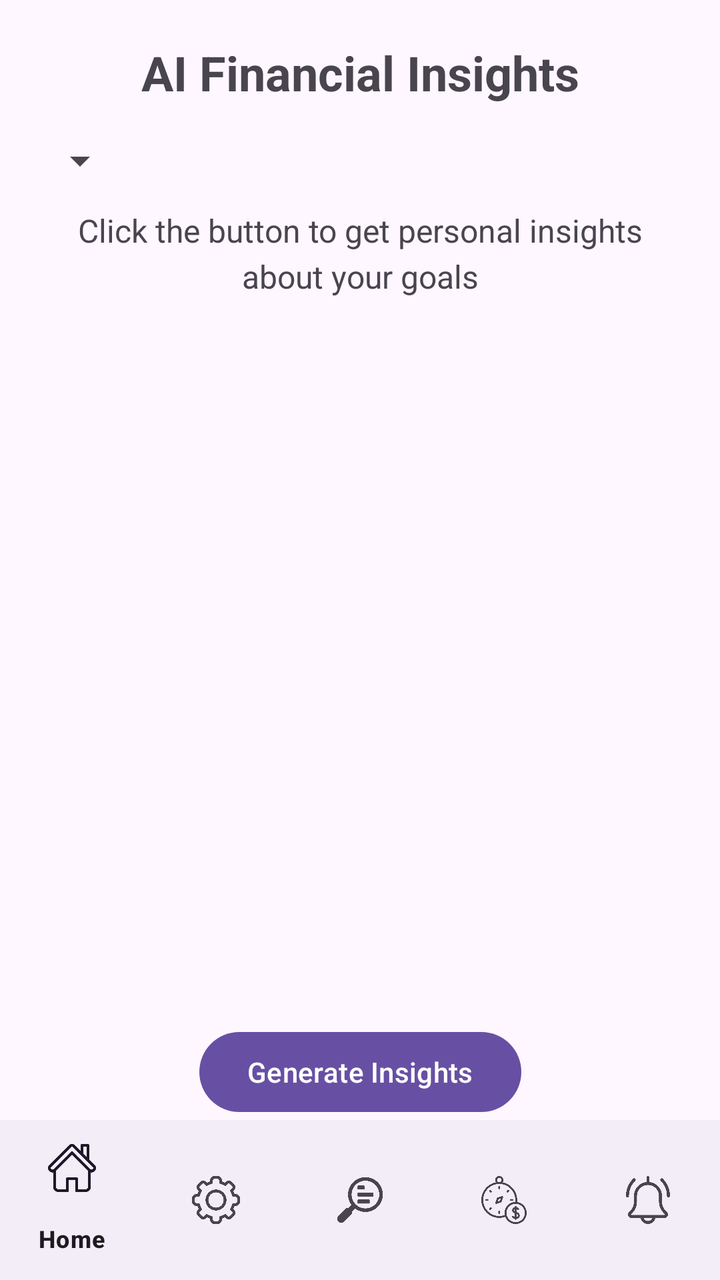
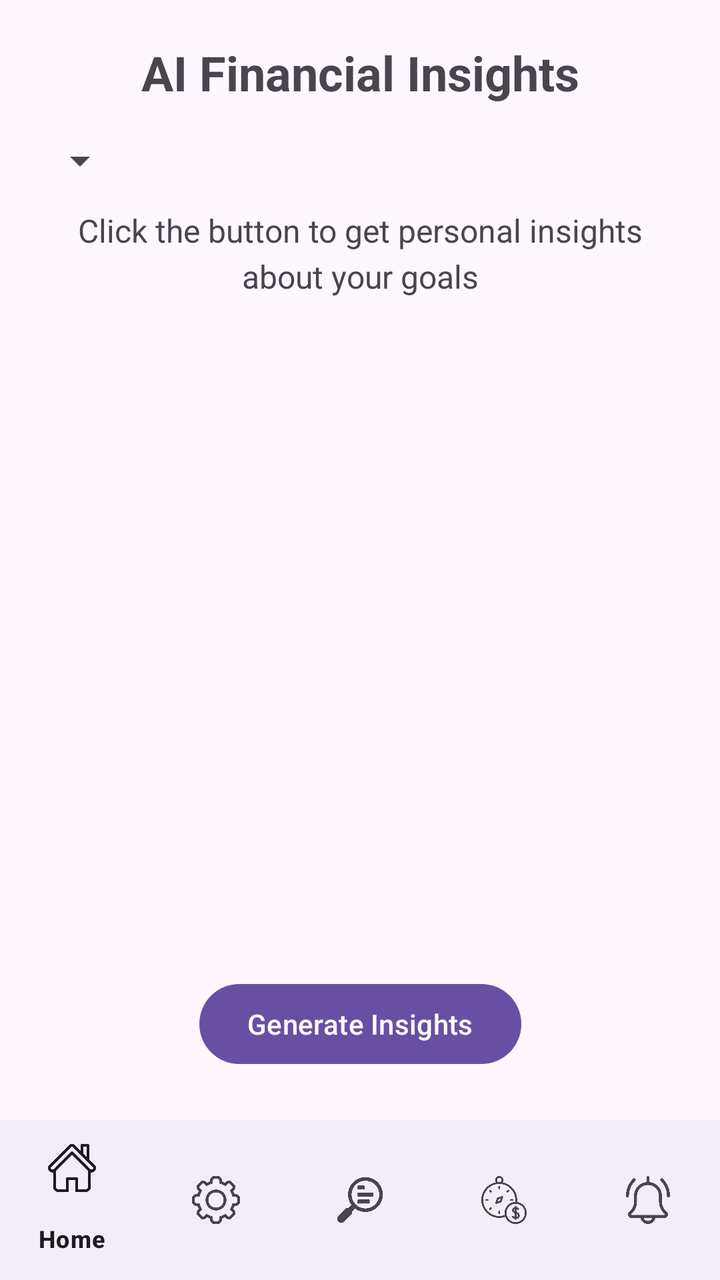

An Android layout rendered at two revisions. The XML below is the earlier revision; the diff shows what the commit changed to produce the second picture.
<!-- AndroidManifest.xml: application theme Theme.Finsight1 -->
<!-- res/layout/activity_insights.xml -->
<?xml version="1.0" encoding="utf-8"?>
<androidx.constraintlayout.widget.ConstraintLayout xmlns:android="http://schemas.android.com/apk/res/android"
    xmlns:app="http://schemas.android.com/apk/res-auto"
    xmlns:tools="http://schemas.android.com/tools"
    android:id="@+id/main"
    android:layout_width="match_parent"
    android:layout_height="match_parent"
    tools:context=".InsightsActivity">


    <TextView
        android:id="@+id/tvTitleInsights"
        android:layout_width="wrap_content"
        android:layout_height="wrap_content"
        android:text="AI Financial Insights"
        android:textSize="24sp"
        android:textStyle="bold"
        android:layout_marginTop="20dp"
        app:layout_constraintTop_toTopOf="parent"
        app:layout_constraintStart_toStartOf="parent"
        app:layout_constraintEnd_toEndOf="parent" />

    <ScrollView
        android:layout_width="match_parent"
        android:layout_height="0dp"
        android:layout_margin="16dp"
        app:layout_constraintTop_toBottomOf="@id/tvTitleInsights"
        app:layout_constraintBottom_toTopOf="@id/btnGenerate"
        app:layout_constraintBottom_toBottomOf="parent"
        android:layout_marginBottom="140dp">

        <LinearLayout
            android:layout_width="match_parent"
            android:layout_height="wrap_content"
            android:orientation="vertical">

            <Spinner
                android:id="@+id/spinnerGoals"
                android:layout_width="wrap_content"
                android:layout_height="wrap_content"
                />

            <ProgressBar
                android:id="@+id/pbLoading"
                android:layout_width="wrap_content"
                android:layout_height="wrap_content"
                android:layout_gravity="center"
                android:visibility="gone" />

            <TextView
                android:id="@+id/tvInsightsContent"
                android:layout_width="match_parent"
                android:layout_height="wrap_content"
                android:padding="12dp"
                android:text="Click the button to get personal insights about your goals"
                android:textSize="16sp"
                android:layout_gravity="center"
                android:textAlignment="center"
                android:lineSpacingExtra="4dp" />

        </LinearLayout>

    </ScrollView>

    <Button
        android:id="@+id/btnGenerate"
        android:layout_width="wrap_content"
        android:layout_height="wrap_content"
        android:text="Generate Insights"
        android:layout_marginBottom="80dp"
        app:layout_constraintBottom_toBottomOf="parent"
        app:layout_constraintStart_toStartOf="parent"
        app:layout_constraintEnd_toEndOf="parent" />

    <com.google.android.material.bottomnavigation.BottomNavigationView
        android:id="@+id/bottom_navigation"
        android:layout_width="match_parent"
        android:layout_height="wrap_content"
        app:menu="@menu/bottom_nav_menu"
        app:layout_constraintBottom_toBottomOf="parent" />

</androidx.constraintlayout.widget.ConstraintLayout>
<!-- resources referenced by this layout -->
<resources>
  <style name="Theme.Finsight1" parent="Base.Theme.Finsight1" />
  <style name="Base.Theme.Finsight1" parent="Theme.Material3.DayNight.NoActionBar">
          
          
      </style>
</resources>

<!-- the commit's change to res/layout/activity_insights.xml (unified diff, before → after) -->
@@ -67,8 +67,8 @@
         android:layout_width="wrap_content"
         android:layout_height="wrap_content"
         android:text="Generate Insights"
-        android:layout_marginBottom="80dp"
-        app:layout_constraintBottom_toBottomOf="parent"
+        android:layout_marginBottom="24dp"
+        app:layout_constraintBottom_toTopOf="@id/bottom_navigation"
         app:layout_constraintStart_toStartOf="parent"
         app:layout_constraintEnd_toEndOf="parent" />
 
